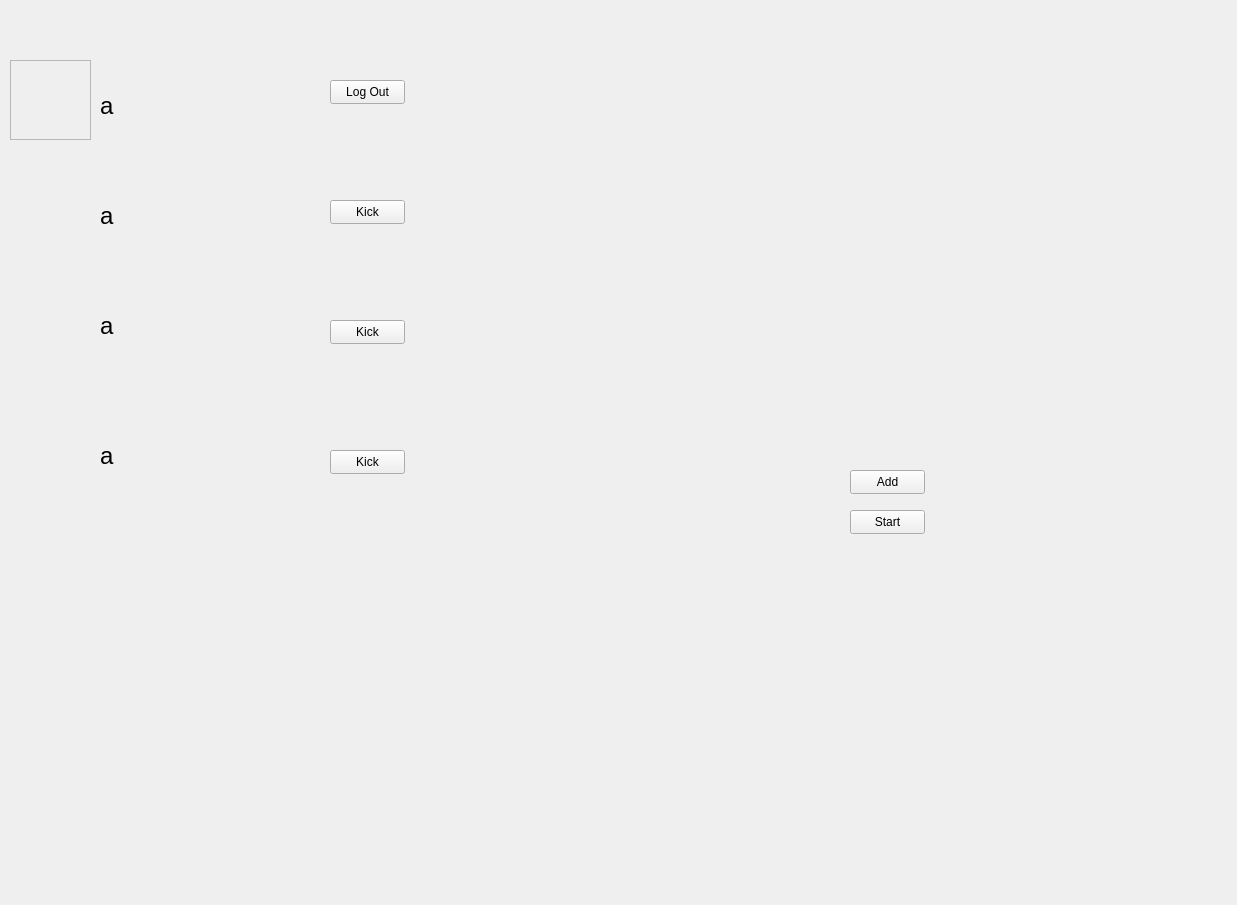
This is client/src/MainWindow.ui in andreisdc/ProjectModernCPP as Qt 5 draws it before an edit. The edited form follows.
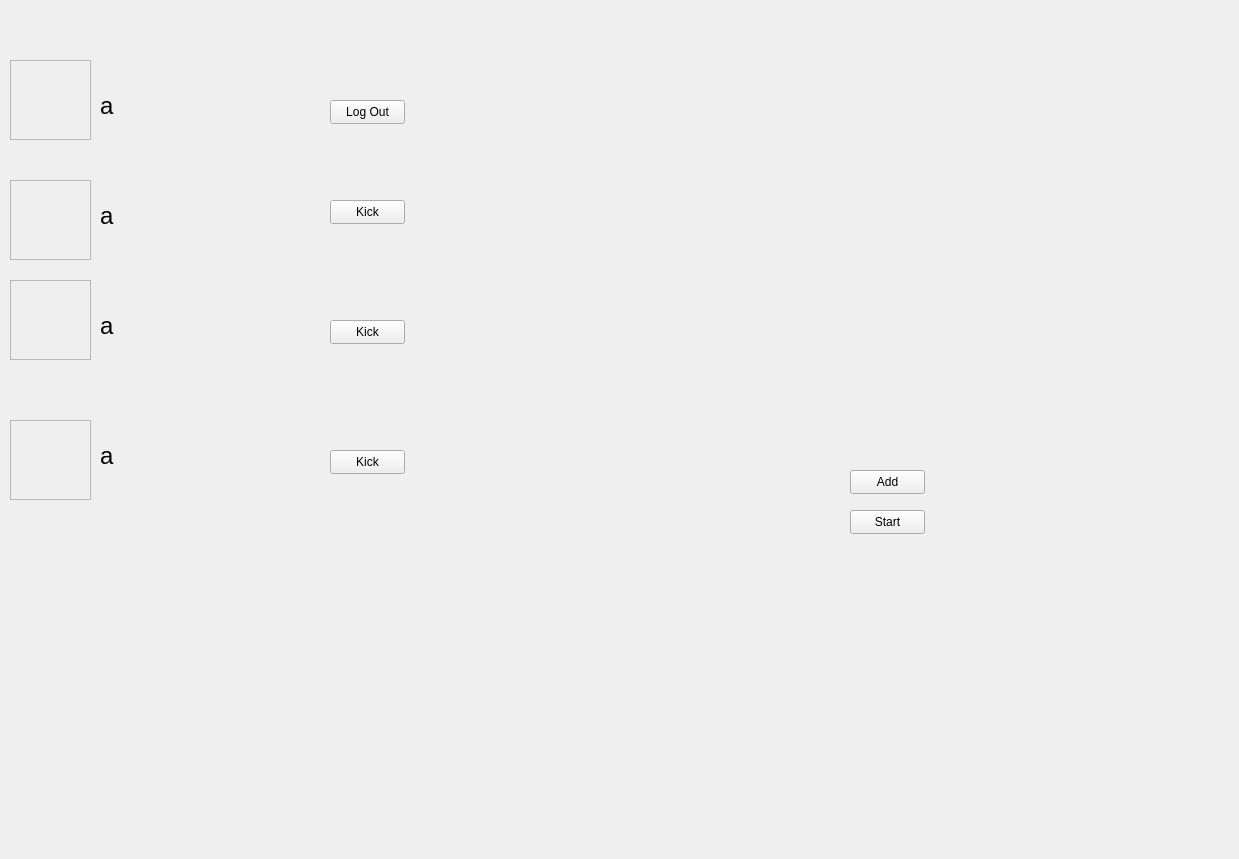
This is the edited form. The open tabs and pages were chosen to show the change. Icons and pictures are not drawn.

Commit message: added frame image for avatars in lobby

```diff
--- a/client/src/MainWindow.ui
+++ b/client/src/MainWindow.ui
@@ -6,8 +6,8 @@
    <rect>
     <x>0</x>
     <y>0</y>
-    <width>1237</width>
-    <height>905</height>
+    <width>1239</width>
+    <height>859</height>
    </rect>
   </property>
   <property name="windowTitle">
@@ -1252,7 +1252,7 @@
       <property name="geometry">
        <rect>
         <x>350</x>
-        <y>80</y>
+        <y>100</y>
         <width>75</width>
         <height>24</height>
        </rect>
@@ -1271,7 +1271,72 @@
        </rect>
       </property>
       <property name="styleSheet">
-       <string notr="true">image: url(:/MainWindow/assets/MihaiEminescu.png);</string>
+       <string notr="true">image: url(:/MainWindow/assets/MihaiEminescu.png);
+image: url(:/MainWindow/assets/GoldBorder.png);
+</string>
+      </property>
+      <property name="frameShape">
+       <enum>QFrame::StyledPanel</enum>
+      </property>
+      <property name="frameShadow">
+       <enum>QFrame::Raised</enum>
+      </property>
+     </widget>
+     <widget class="QFrame" name="frameAvatar2">
+      <property name="geometry">
+       <rect>
+        <x>30</x>
+        <y>180</y>
+        <width>81</width>
+        <height>80</height>
+       </rect>
+      </property>
+      <property name="styleSheet">
+       <string notr="true">image: url(:/MainWindow/assets/MihaiEminescu.png);
+image: url(:/MainWindow/assets/GoldBorder.png);
+</string>
+      </property>
+      <property name="frameShape">
+       <enum>QFrame::StyledPanel</enum>
+      </property>
+      <property name="frameShadow">
+       <enum>QFrame::Raised</enum>
+      </property>
+     </widget>
+     <widget class="QFrame" name="frameAvatar3">
+      <property name="geometry">
+       <rect>
+        <x>30</x>
+        <y>280</y>
+        <width>81</width>
+        <height>80</height>
+       </rect>
+      </property>
+      <property name="styleSheet">
+       <string notr="true">image: url(:/MainWindow/assets/MihaiEminescu.png);
+image: url(:/MainWindow/assets/GoldBorder.png);
+</string>
+      </property>
+      <property name="frameShape">
+       <enum>QFrame::StyledPanel</enum>
+      </property>
+      <property name="frameShadow">
+       <enum>QFrame::Raised</enum>
+      </property>
+     </widget>
+     <widget class="QFrame" name="frameAvatar4">
+      <property name="geometry">
+       <rect>
+        <x>30</x>
+        <y>420</y>
+        <width>81</width>
+        <height>80</height>
+       </rect>
+      </property>
+      <property name="styleSheet">
+       <string notr="true">image: url(:/MainWindow/assets/MihaiEminescu.png);
+image: url(:/MainWindow/assets/GoldBorder.png);
+</string>
       </property>
       <property name="frameShape">
        <enum>QFrame::StyledPanel</enum>
```
The commit also changes 3 other files.
